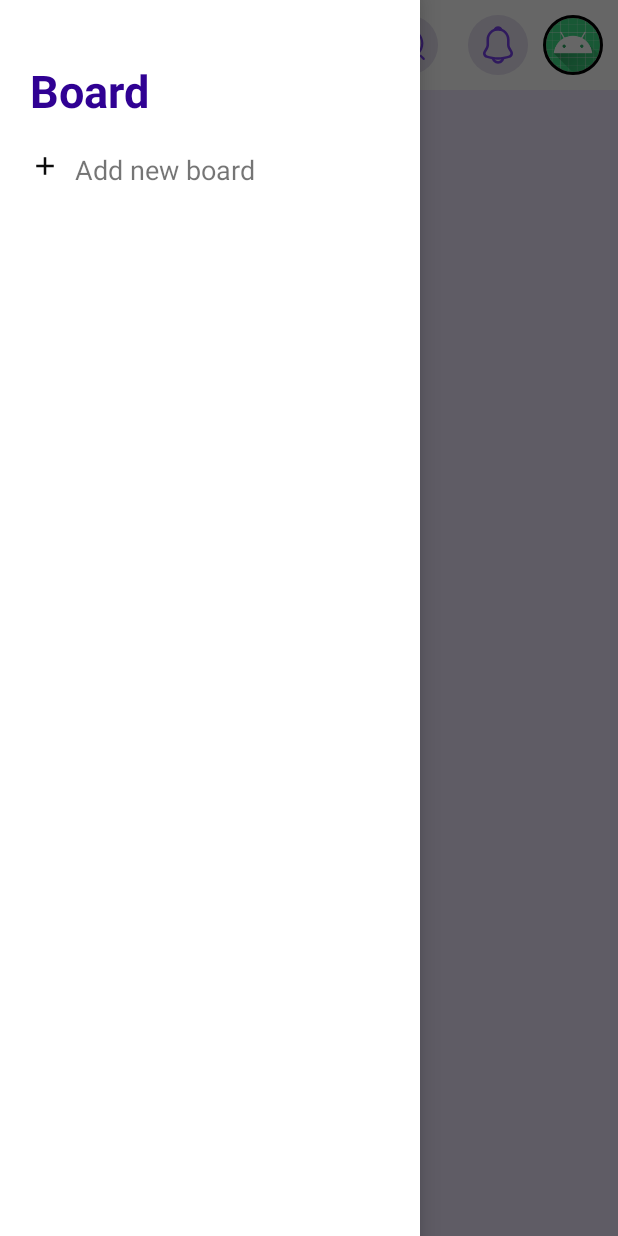
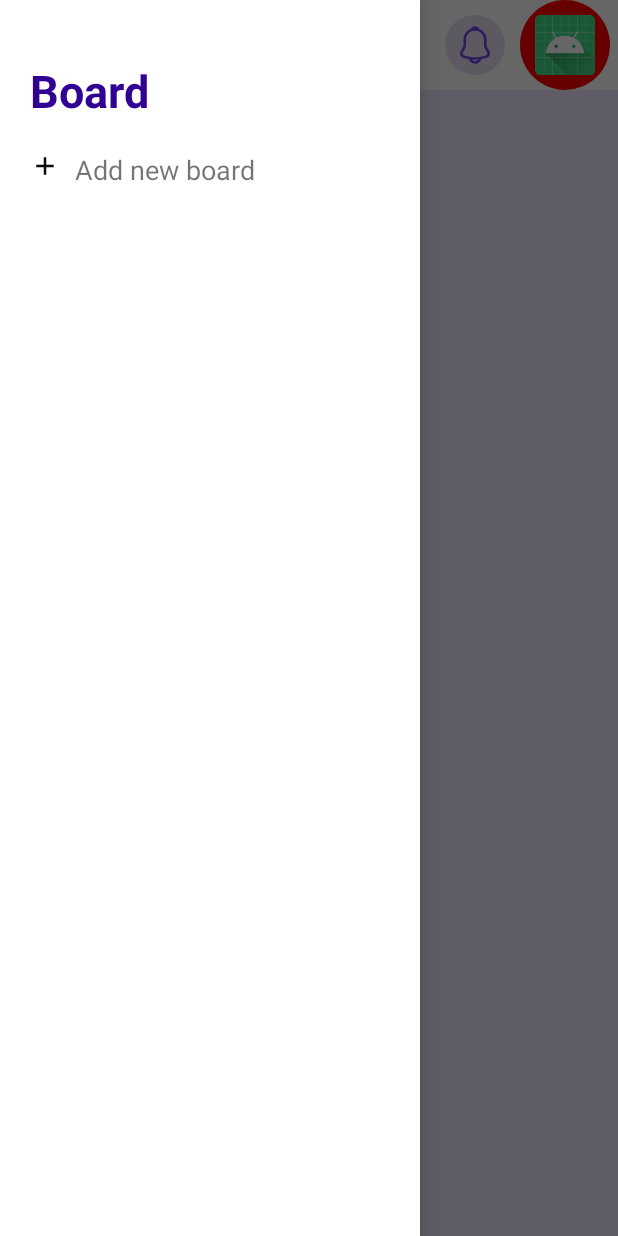
Before and after one commit to khang1010/work-management, an Android app: the HomeActivity screen opened directly, with no data from a screen before it, with the side drawer open, on a phone screen of 412 x 824 dp. Run offline under Robolectric (Android 15) with nearby library versions, the phone set to English and light mode, and no system bars; libraries missing offline, so code that uses them is left out: com.etebarian.meowbottomnavigation; plain views replace MeowBottomNavigation; pictures from the network do not load; 6 statements that could not run were skipped.

Commit message:
Create user profile activity

```diff
--- a/app/src/main/AndroidManifest.xml
+++ b/app/src/main/AndroidManifest.xml
@@ -22,6 +22,8 @@
         <activity
             android:name=".activities.LoginActivity"
             android:exported="false" />
+        <activity android:name=".activities.UserInforActivity"
+            android:exported="false"/>
         <activity
             android:name=".MainActivity"
             android:exported="true">
--- a/app/src/main/java/com/example/workmanagement/MainActivity.java
+++ b/app/src/main/java/com/example/workmanagement/MainActivity.java
@@ -1,6 +1,7 @@
 package com.example.workmanagement;
 
 import androidx.appcompat.app.AppCompatActivity;
+import androidx.appcompat.app.AppCompatDelegate;
 
 import android.content.Intent;
 import android.os.Bundle;
@@ -16,6 +17,7 @@ public class MainActivity extends AppCompatActivity {
     protected void onCreate(Bundle savedInstanceState) {
         super.onCreate(savedInstanceState);
         setContentView(R.layout.activity_main);
+        AppCompatDelegate.setDefaultNightMode(AppCompatDelegate.MODE_NIGHT_NO);
 
         new Handler().postDelayed(new Runnable() {
             @Override
--- a/app/src/main/java/com/example/workmanagement/activities/HomeActivity.java
+++ b/app/src/main/java/com/example/workmanagement/activities/HomeActivity.java
@@ -20,6 +20,7 @@ import android.view.SubMenu;
 import android.view.View;
 import android.view.Window;
 import android.widget.EditText;
+import android.widget.ImageButton;
 import android.widget.TextView;
 import android.widget.Toast;
 
@@ -65,6 +66,9 @@ public class HomeActivity extends AppCompatActivity {
 
     private BoardViewModel boardViewModel;
 
+    private ImageButton userInforImageButton;
+
+
     GoogleSignInOptions gso;
     GoogleSignInClient gsc;
 
@@ -73,8 +77,16 @@ public class HomeActivity extends AppCompatActivity {
         super.onCreate(savedInstanceState);
         binding = ActivityHomeBinding.inflate(getLayoutInflater());
         setContentView(binding.getRoot());
+        userInforImageButton = findViewById(R.id.imgAvatar);
+        binding.logoutBtn.setVisibility(View.GONE);
 
-        binding.logoutBtn.setVisibility(View.GONE);
+        userInforImageButton.setOnClickListener(new View.OnClickListener() {
+            @Override
+            public void onClick(View view) {
+                Intent intent = new Intent(HomeActivity.this, UserInforActivity.class);
+                startActivity(intent);
+            }
+        });
 
         gso = new GoogleSignInOptions.Builder(GoogleSignInOptions.DEFAULT_SIGN_IN)
                 .requestEmail()
@@ -206,7 +218,7 @@ public class HomeActivity extends AppCompatActivity {
 
         UserInvitedRecViewAdapter invitedAdapter = new UserInvitedRecViewAdapter(this);
         RecyclerView userInvitedRecView = dialog.findViewById(R.id.invitedUserRecView);
-        userInvitedRecView.setLayoutManager(new GridLayoutManager(this,5 ));
+        userInvitedRecView.setLayoutManager(new GridLayoutManager(this, 5));
         userInvitedRecView.setAdapter(invitedAdapter);
 
         UserSearchRecViewAdapter adapter = new UserSearchRecViewAdapter(this, invitedAdapter);
--- a/app/src/main/java/com/example/workmanagement/activities/UserInforActivity.java
+++ b/app/src/main/java/com/example/workmanagement/activities/UserInforActivity.java
@@ -1,2 +1,16 @@
-package com.example.workmanagement.activities;public class UserInforActivity {
+package com.example.workmanagement.activities;
+
+import android.os.Bundle;
+
+import androidx.annotation.Nullable;
+import androidx.appcompat.app.AppCompatActivity;
+
+import com.example.workmanagement.R;
+
+public class UserInforActivity extends AppCompatActivity {
+    @Override
+    protected void onCreate(@Nullable Bundle savedInstanceState) {
+        super.onCreate(savedInstanceState);
+        setContentView(R.layout.activity_user_infor);
+    }
 }
--- a/app/src/main/res/drawable/circle_shape.xml
+++ b/app/src/main/res/drawable/circle_shape.xml
@@ -1,4 +1,4 @@
 <?xml version="1.0" encoding="utf-8"?>
-<shape xmlns:android="http://schemas.android.com/apk/res/android">
-
+<shape xmlns:android="http://schemas.android.com/apk/res/android" android:shape="oval">
+    <solid android:color="#FF0000" />
 </shape>
--- a/app/src/main/res/layout/activity_home.xml
+++ b/app/src/main/res/layout/activity_home.xml
@@ -26,15 +26,23 @@
                 app:layout_constraintStart_toStartOf="parent"
                 app:layout_constraintTop_toTopOf="parent" />
 
+
+            <LinearLayout
+                android:layout_width="match_parent"
+                android:layout_height="match_parent"
+                app:layout_constraintTop_toTopOf="parent"
+                app:layout_constraintBottom_toBottomOf="parent"
+                app:layout_constraintEnd_toEndOf="parent"
+                app:flow_horizontalAlign="end"
+                android:layout_marginStart="60dp"
+                android:gravity="end">
                 <ImageView
                     android:id="@+id/imgSearch"
                     android:layout_width="60dp"
                     android:layout_height="60dp"
                     android:padding="10dp"
                     android:src="@drawable/search"
-                app:layout_constraintBottom_toBottomOf="parent"
-                app:layout_constraintEnd_toStartOf="@+id/imgNotifications"
-                app:layout_constraintTop_toTopOf="parent" />
+                    android:layout_toStartOf="@id/imgNotifications"/>
 
                 <ImageView
                     android:id="@+id/imgNotifications"
@@ -42,22 +50,24 @@
                     android:layout_height="60dp"
                     android:padding="10dp"
                     android:src="@drawable/notification"
-                app:layout_constraintBottom_toBottomOf="parent"
-                app:layout_constraintEnd_toStartOf="@+id/imgAvatar"
-                app:layout_constraintTop_toTopOf="parent" />
+                    android:layout_toStartOf="@id/imgAvatar"/>
 
-            <de.hdodenhof.circleimageview.CircleImageView
+                <ImageButton
                     android:id="@+id/imgAvatar"
-                xmlns:app="http://schemas.android.com/apk/res-auto"
-                android:layout_width="40dp"
-                android:layout_height="40dp"
-                android:layout_marginRight="10dp"
+                    android:layout_width="60dp"
+                    android:layout_height="60dp"
+                    android:padding="10dp"
+                    android:background="@drawable/circle_shape"
                     android:src="@mipmap/ic_launcher"
-                app:civ_border_width="2dp"
-                app:civ_border_color="#FF000000"
-                app:layout_constraintBottom_toBottomOf="parent"
-                app:layout_constraintEnd_toEndOf="parent"
-                app:layout_constraintTop_toTopOf="parent"/>
+                    android:scaleType="fitCenter"
+                    android:layout_marginEnd="5dp"
+                    android:contentDescription="@string/app_name"/>
+
+            </LinearLayout>
+
+
+
+
 
         </androidx.constraintlayout.widget.ConstraintLayout>
 
--- a/app/src/main/res/layout/activity_user_infor.xml
+++ b/app/src/main/res/layout/activity_user_infor.xml
@@ -1,6 +1,6 @@
 <?xml version="1.0" encoding="utf-8"?>
 <androidx.constraintlayout.widget.ConstraintLayout xmlns:android="http://schemas.android.com/apk/res/android"
-             android:layout_width="match_parent"
-             android:layout_height="match_parent">
+    android:layout_width="match_parent"
+    android:layout_height="match_parent">
 
 </androidx.constraintlayout.widget.ConstraintLayout>
```
Lines whose indentation alone changed are shown as unchanged.
